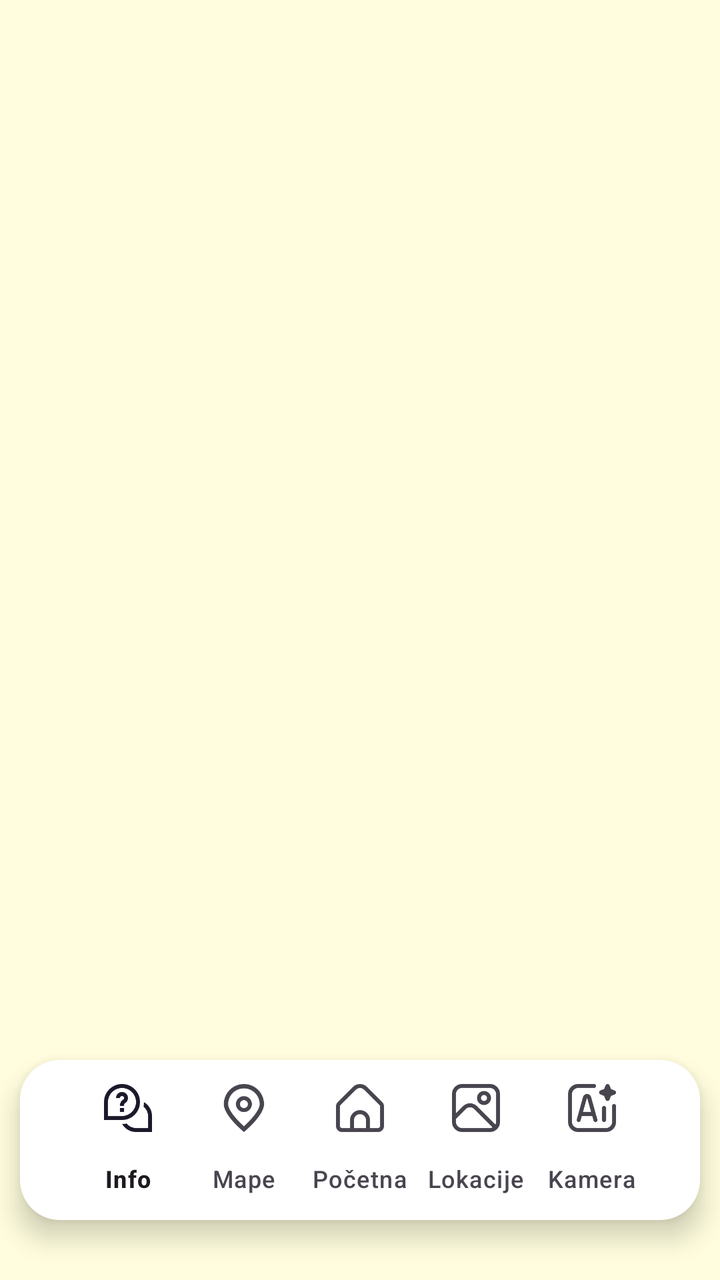
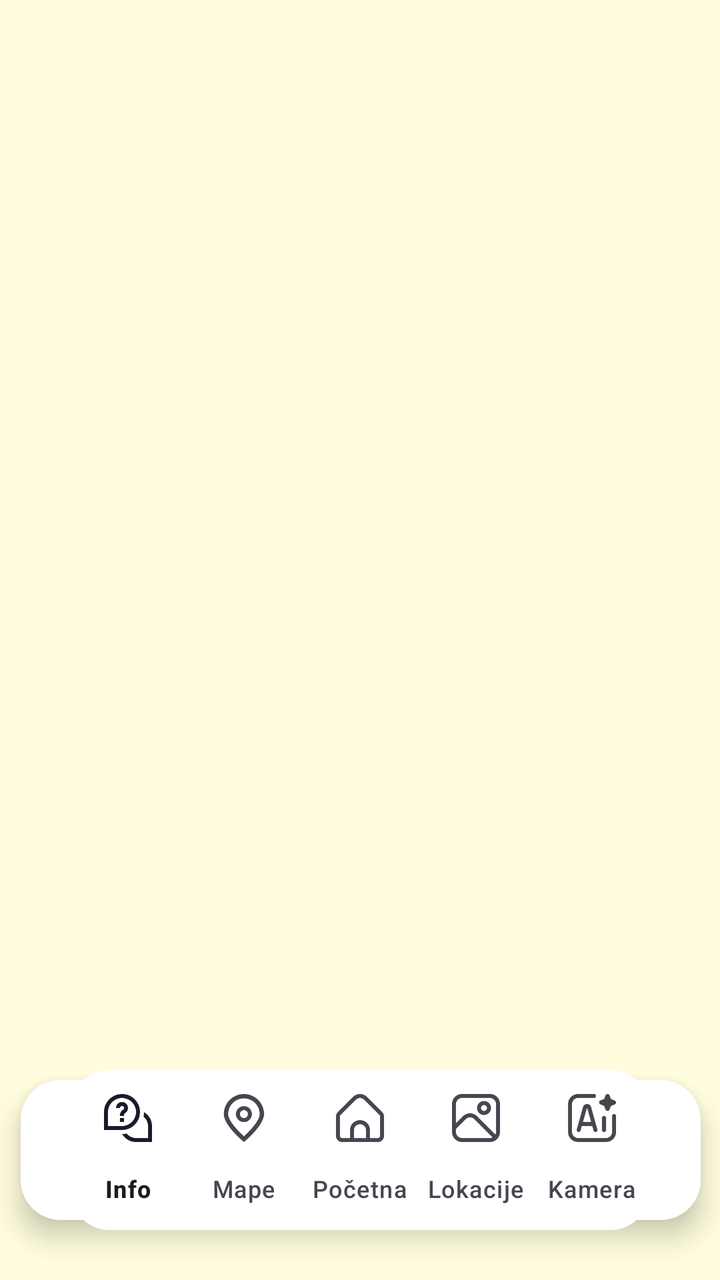

An Android layout rendered at two revisions. The XML below is the earlier revision; the diff shows what the commit changed to produce the second picture.
<!-- AndroidManifest.xml: activity theme Theme.ARTour -->
<!-- res/layout/activity_main.xml -->
<?xml version="1.0" encoding="utf-8"?>
<androidx.coordinatorlayout.widget.CoordinatorLayout xmlns:android="http://schemas.android.com/apk/res/android"
    xmlns:app="http://schemas.android.com/apk/res-auto"
    xmlns:tools="http://schemas.android.com/tools"
    android:layout_width="match_parent"
    android:layout_height="match_parent"
    android:background="@color/pozadina"
    tools:context=".MainActivity">
    <FrameLayout
        android:id="@+id/frame_layout"
        android:layout_width="match_parent"
        android:layout_height="match_parent"/>
    
    

    <com.google.android.material.bottomappbar.BottomAppBar
        android:id="@+id/bottomAppBar"
        android:layout_width="match_parent"
        android:layout_height="wrap_content"
        android:layout_gravity="bottom"
        android:background="@android:color/transparent"
        android:visibility="invisible"
        app:fabCradleMargin="10dp"
        app:fabCradleRoundedCornerRadius="50dp">

    </com.google.android.material.bottomappbar.BottomAppBar>


    <FrameLayout
        android:layout_width="340dp"
        android:layout_height="80dp"
        android:layout_gravity="bottom|center_horizontal"
        android:layout_marginHorizontal="30dp"
        android:layout_marginBottom="30dp"
        android:visibility="visible">

        <ImageView
            android:id="@+id/imageView2"
            android:layout_width="match_parent"
            android:layout_height="match_parent"
            android:layout_gravity="bottom|center|center_horizontal"
            android:background="@drawable/rounded_bottom_navigation_bar"
            android:elevation="8dp"
            android:visibility="visible" />
    </FrameLayout>


    <com.google.android.material.bottomnavigation.BottomNavigationView
        android:id="@+id/bottomNavigationView"
        android:layout_width="wrap_content"
        android:layout_height="wrap_content"
        android:layout_gravity="bottom|center_vertical"
        android:layout_marginHorizontal="35dp"
        android:layout_marginBottom="30dp"
        android:background="@drawable/rounded_bottom_navigation_bar"
        android:visibility="visible"
        app:labelVisibilityMode="labeled"
        app:layout_anchor="@+id/bottomAppBar"
        app:layout_anchorGravity="center|center_vertical"
        app:menu="@menu/bottom_menu">

    </com.google.android.material.bottomnavigation.BottomNavigationView>

    <TextView
        android:id="@+id/naslov"
        android:layout_width="wrap_content"
        android:layout_height="wrap_content"
        android:fontFamily="sans-serif-condensed"
        android:text="TURISTIČKI VODIČ OPŠTINE MILIĆI"
        android:textSize="25dp"
        android:textStyle="bold"
        app:layout_anchor="@+id/frame_layout"
        app:layout_anchorGravity="center"
        android:translationY="-260dp"
        android:visibility="gone"/>

    <TextView
        android:id="@+id/kartice"
        android:layout_width="wrap_content"
        android:layout_height="wrap_content"
        android:text="IZDVOJENE LOKACIJE"
        android:fontFamily="sans-serif-condensed"
        android:textSize="20dp"
        android:textStyle="bold"
        app:layout_anchor="@+id/frame_layout"
        app:layout_anchorGravity="center"
        android:translationY="-180dp"
        android:visibility="gone"/>

    <androidx.viewpager2.widget.ViewPager2
        android:layout_width="410dp"
        android:layout_height="210dp"
        app:layout_anchor="@+id/frame_layout"
        app:layout_anchorGravity="center"
        android:translationY="-50dp"
        android:visibility="gone"/>

    <ImageView
        android:id="@+id/ikona1"
        android:layout_width="50dp"
        android:layout_height="50dp"
        app:layout_anchor="@+id/frame_layout"
        app:layout_anchorGravity="center"
        app:srcCompat="@drawable/baseline_forest_24"
        android:translationY="80dp"
        android:translationX="-155dp"
        android:visibility="gone"/>
    <ImageView
        android:id="@+id/ikona2"
        android:layout_width="50dp"
        android:layout_height="50dp"
        app:layout_anchor="@+id/frame_layout"
        app:layout_anchorGravity="center"
        app:srcCompat="@drawable/baseline_local_cafe_24"
        android:translationY="80dp"
        android:translationX="-95dp"
        android:visibility="gone"/>
    <ImageView
        android:id="@+id/ikona3"
        android:layout_width="50dp"
        android:layout_height="50dp"
        app:layout_anchor="@+id/frame_layout"
        app:layout_anchorGravity="center"
        app:srcCompat="@drawable/baseline_church_24"
        android:translationY="80dp"
        android:translationX="-35dp"
        android:visibility="gone"/>

</androidx.coordinatorlayout.widget.CoordinatorLayout>
<!-- resources referenced by this layout -->
<resources>
  <color name="pozadina">#fffddd</color>
  <!-- drawable baseline_church_24 (drawable) -->
  <vector android:height="24dp" android:tint="#000000"
      android:viewportHeight="24" android:viewportWidth="24"
      android:width="24dp" xmlns:android="http://schemas.android.com/apk/res/android">
      <path android:fillColor="@android:color/white" android:pathData="M18,12.22V9l-5,-2.5V5h2V3h-2V1h-2v2H9v2h2v1.5L6,9v3.22L2,14v8h8v-3c0,-1.1 0.9,-2 2,-2s2,0.9 2,2v3h8v-8L18,12.22zM12,13.5c-0.83,0 -1.5,-0.67 -1.5,-1.5s0.67,-1.5 1.5,-1.5s1.5,0.67 1.5,1.5S12.83,13.5 12,13.5z"/>
  </vector>
  <!-- drawable baseline_forest_24 (drawable) -->
  <vector android:height="24dp" android:tint="#000000"
      android:viewportHeight="24" android:viewportWidth="24"
      android:width="24dp" xmlns:android="http://schemas.android.com/apk/res/android">
      <path android:fillColor="@android:color/white" android:pathData="M16,12l-7,-10l-7,10l1.86,0l-3.86,6l7,0l0,4l4,0l0,-4l7,0l-3.86,-6z"/>
      <path android:fillColor="@android:color/white" android:pathData="M20.14,12l1.86,0l-7,-10l-2.39,3.41l5.31,7.59l-1.92,0l-0.03,0l3.22,5l4.81,0z"/>
      <path android:fillColor="@android:color/white" android:pathData="M13,19h4v3h-4z"/>
  </vector>
  <!-- drawable baseline_local_cafe_24 (drawable) -->
  <vector android:height="24dp" android:tint="#000000"
      android:viewportHeight="24" android:viewportWidth="24"
      android:width="24dp" xmlns:android="http://schemas.android.com/apk/res/android">
      <path android:fillColor="@android:color/white" android:pathData="M20,3L4,3v10c0,2.21 1.79,4 4,4h6c2.21,0 4,-1.79 4,-4v-3h2c1.11,0 2,-0.9 2,-2L22,5c0,-1.11 -0.89,-2 -2,-2zM20,8h-2L18,5h2v3zM4,19h16v2L4,21z"/>
  </vector>
  <!-- drawable rounded_bottom_navigation_bar (drawable) -->
  <?xml version="1.0" encoding="utf-8"?>
  <shape xmlns:android="http://schemas.android.com/apk/res/android">
      <corners android:radius="20dp" /> 
      <solid android:color="@android:color/white" /> 
  </shape>
  <style name="Theme.ARTour" parent="Base.Theme.ARTour" />
  <style name="Base.Theme.ARTour" parent="Theme.Material3.DayNight.NoActionBar">
          
          
          <item name="android:statusBarColor" tools:targetApi="1">@color/pozadina</item>
          <item name="android:navigationBarColor">@color/pozadina</item>
      </style>
</resources>

<!-- the commit's change to res/layout/activity_main.xml (unified diff, before → after) -->
@@ -26,23 +26,34 @@
     </com.google.android.material.bottomappbar.BottomAppBar>
 
 
-    <FrameLayout
-        android:layout_width="340dp"
-        android:layout_height="80dp"
+    <androidx.constraintlayout.widget.ConstraintLayout
+        android:layout_width="wrap_content"
+        android:layout_height="wrap_content"
         android:layout_gravity="bottom|center_horizontal"
-        android:layout_marginHorizontal="30dp"
-        android:layout_marginBottom="30dp"
-        android:visibility="visible">
+        android:layout_marginBottom="0dp">
 
-        <ImageView
-            android:id="@+id/imageView2"
-            android:layout_width="match_parent"
-            android:layout_height="match_parent"
-            android:layout_gravity="bottom|center|center_horizontal"
-            android:background="@drawable/rounded_bottom_navigation_bar"
-            android:elevation="8dp"
-            android:visibility="visible" />
-    </FrameLayout>
+        <FrameLayout
+            android:layout_width="406dp"
+            android:layout_height="128dp"
+            android:layout_gravity="bottom|center_horizontal"
+            android:layout_marginHorizontal="30dp"
+            android:visibility="visible"
+            app:layout_constraintBottom_toBottomOf="parent"
+            app:layout_constraintEnd_toEndOf="parent"
+            app:layout_constraintStart_toStartOf="parent"
+            app:layout_constraintTop_toTopOf="parent">
+
+            <ImageView
+                android:id="@+id/imageView2"
+                android:layout_width="340dp"
+                android:layout_height="70dp"
+                android:layout_gravity="bottom|center|center_horizontal"
+                android:layout_marginBottom="30dp"
+                android:background="@drawable/rounded_bottom_navigation_bar"
+                android:elevation="8dp"
+                android:visibility="visible" />
+        </FrameLayout>
+    </androidx.constraintlayout.widget.ConstraintLayout>
 
 
     <com.google.android.material.bottomnavigation.BottomNavigationView
@@ -51,7 +62,7 @@
         android:layout_height="wrap_content"
         android:layout_gravity="bottom|center_vertical"
         android:layout_marginHorizontal="35dp"
-        android:layout_marginBottom="30dp"
+        android:layout_marginBottom="25dp"
         android:background="@drawable/rounded_bottom_navigation_bar"
         android:visibility="visible"
         app:labelVisibilityMode="labeled"
